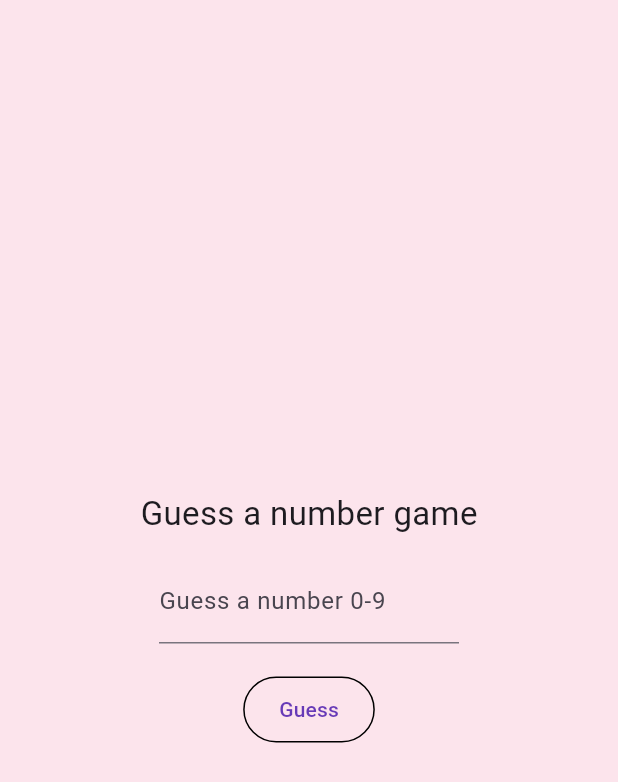
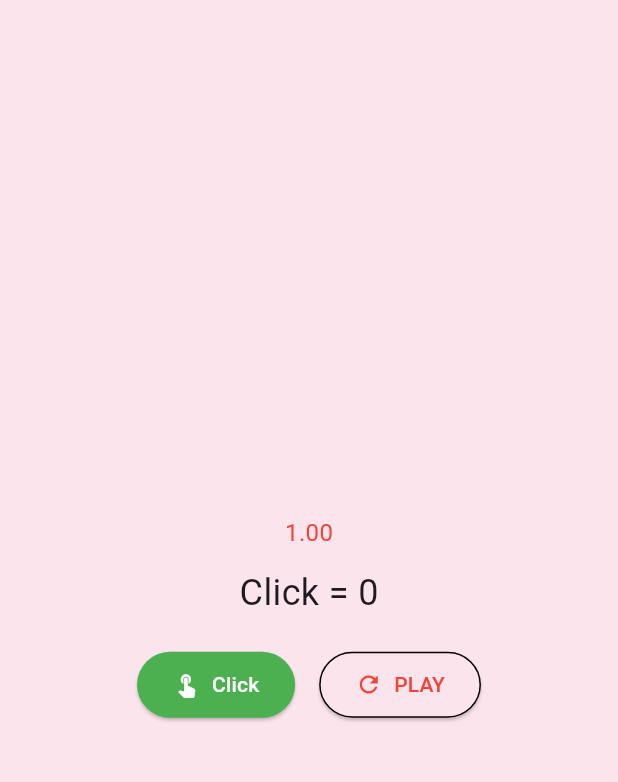
Before and after one commit to 6631501092/flutter_course, a Flutter app: the screen it shows after launch, on a phone screen of 412 x 824 dp. Shown: the top 782 px of the screen. Run offline on Flutter 3.47's test engine with Material 3 defaults, Android fonts, the phone set to English and light mode, and no system bars.

Commit message:
Week6 assignment

```diff
--- a/lib/main.dart
+++ b/lib/main.dart
@@ -1,6 +1,6 @@
 import 'package:flutter/material.dart';
-import 'package:flutter_application/week5/assignment3.dart';
+import 'package:flutter_application/week6/assignment2.dart';
 
 void main() {
-  runApp(MaterialApp(home: Assignment3W5()));
+  runApp(MaterialApp(home: Assignment2W6()));
 }
--- /dev/null
+++ b/lib/week6/assignment2.dart
@@ -0,0 +1,113 @@
+import 'dart:async';
+import 'package:flutter/material.dart';
+
+class Assignment2W6 extends StatefulWidget {
+  const Assignment2W6({super.key});
+
+  @override
+  State<Assignment2W6> createState() => _ClickGamePageState();
+}
+
+class _ClickGamePageState extends State<Assignment2W6> {
+  double timeLeft = 1.0; // start time
+  int clickCount = 0;
+  Timer? timer;
+  bool gameStarted = false;
+
+  void startGame() {
+    setState(() {
+      timeLeft = 1.0;
+      clickCount = 0;
+      gameStarted = true; // clicking
+    });
+
+    timer?.cancel();
+    timer = Timer.periodic(const Duration(milliseconds: 10), (t) {
+      setState(() {
+        timeLeft -= 0.01;
+        if (timeLeft <= 0) {
+          timeLeft = 0;
+          gameStarted = false; // disable clicking when time up
+          timer?.cancel();
+        }
+      });
+    });
+  }
+
+  void addClick() {
+    if (gameStarted && timeLeft > 0) {
+      setState(() {
+        clickCount++;
+      });
+    }
+  }
+
+  @override
+  void dispose() {
+    timer?.cancel();
+    super.dispose();
+  }
+
+  @override
+  Widget build(BuildContext context) {
+    return Scaffold(
+      backgroundColor: Colors.pink.shade50,
+      body: Center(
+        child: Column(
+          mainAxisSize: MainAxisSize.min,
+          children: [
+            // Timer
+            Text(
+              timeLeft.toStringAsFixed(2),
+              style: const TextStyle(
+                fontSize: 16,
+                color: Colors.red,
+              ),
+            ),
+            const SizedBox(height: 12),
+
+            // Click count
+            Text(
+              "Click = $clickCount",
+              style: const TextStyle(
+                fontSize: 24,
+              ),
+            ),
+            const SizedBox(height: 20),
+
+            // Buttons
+            Row(
+              mainAxisAlignment: MainAxisAlignment.center,
+              children: [
+                ElevatedButton.icon(
+                  onPressed: addClick,
+                  style: ElevatedButton.styleFrom(
+                    backgroundColor: Colors.green,
+                    foregroundColor: Colors.white,
+                    padding: const EdgeInsets.symmetric(
+                        horizontal: 24, vertical: 12),
+                  ),
+                  icon: const Icon(Icons.touch_app),
+                  label: const Text("Click"),
+                ),
+                const SizedBox(width: 16),
+                ElevatedButton.icon(
+                  onPressed: startGame,
+                  style: ElevatedButton.styleFrom(
+                    backgroundColor: Colors.pink.shade50,
+                    foregroundColor: Colors.red,
+                    side: const BorderSide(color: Colors.black),
+                    padding: const EdgeInsets.symmetric(
+                        horizontal: 24, vertical: 12),
+                  ),
+                  icon: const Icon(Icons.refresh),
+                  label: const Text("PLAY"),
+                ),
+              ],
+            ),
+          ],
+        ),
+      ),
+    );
+  }
+}
--- a/pubspec.yaml
+++ b/pubspec.yaml
@@ -58,7 +58,8 @@ flutter:
   uses-material-design: true
 
   # To add assets to your application, add an assets section, like this:
-  # assets:
+  assets:
+      - assets/images/
   #   - images/a_dot_burr.jpeg
   #   - images/a_dot_ham.jpeg
 
```
Also changed, not shown: lib/week6/assignment1.dart (added, +124 -0 lines), lib/week6/exercise10.dart (added, +100 -0 lines), lib/week6/exercise5.dart (added, +125 -0 lines), lib/week6/exercise6.dart (added, +106 -0 lines), assets/images/baking.jpg (added), assets/images/clock-tower.jpg (added), assets/images/landscape.png (added), assets/images/salad.jpg (added).
